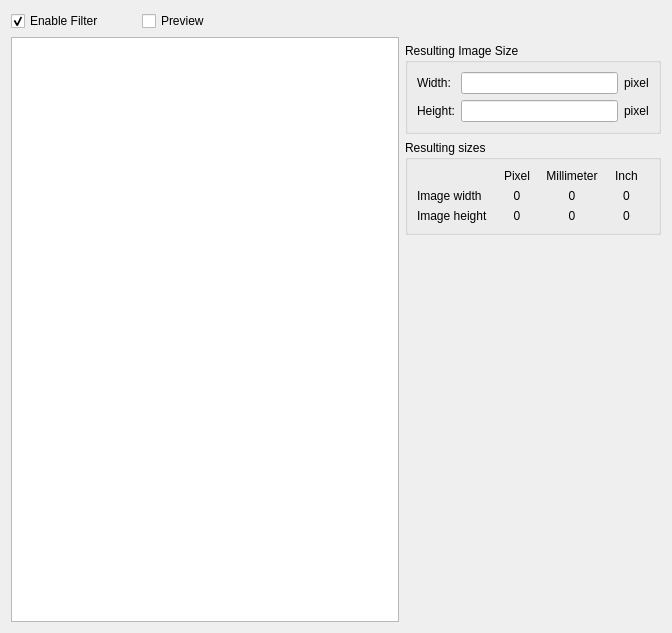
Qt form src/filter/scalewidget.ui (rockclimb/yasw-debian) before a commit.
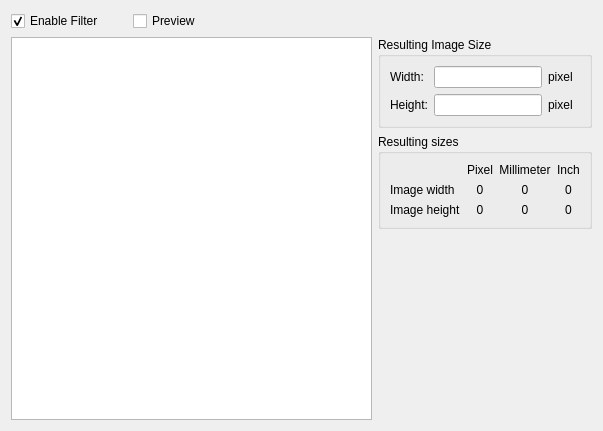
The same form after that commit. Custom widgets are drawn as their Qt base class.

Commit message: - Enable Filter works (Fixes #27)

What changed in the file:
```diff
--- a/src/filter/scalewidget.ui
+++ b/src/filter/scalewidget.ui
@@ -6,8 +6,8 @@
    <rect>
     <x>0</x>
     <y>0</y>
-    <width>672</width>
-    <height>633</height>
+    <width>603</width>
+    <height>431</height>
    </rect>
   </property>
   <property name="sizePolicy">
@@ -19,8 +19,108 @@
   <property name="windowTitle">
    <string>Form</string>
   </property>
-  <layout class="QGridLayout" name="gridLayout_6">
-   <item row="3" column="3" colspan="2">
+  <layout class="QGridLayout" name="gridLayout_3">
+   <item row="0" column="0">
+    <widget class="QCheckBox" name="enable">
+     <property name="text">
+      <string>Enable Filter</string>
+     </property>
+     <property name="checked">
+      <bool>true</bool>
+     </property>
+    </widget>
+   </item>
+   <item row="0" column="1">
+    <widget class="QCheckBox" name="preview">
+     <property name="text">
+      <string>Preview</string>
+     </property>
+     <property name="checked">
+      <bool>false</bool>
+     </property>
+    </widget>
+   </item>
+   <item row="0" column="2" colspan="2">
+    <spacer name="horizontalSpacer">
+     <property name="orientation">
+      <enum>Qt::Horizontal</enum>
+     </property>
+     <property name="sizeHint" stdset="0">
+      <size>
+       <width>216</width>
+       <height>20</height>
+      </size>
+     </property>
+    </spacer>
+   </item>
+   <item row="1" column="0" rowspan="3" colspan="3">
+    <widget class="BaseFilterGraphicsView" name="view">
+     <property name="sizePolicy">
+      <sizepolicy hsizetype="MinimumExpanding" vsizetype="Expanding">
+       <horstretch>0</horstretch>
+       <verstretch>0</verstretch>
+      </sizepolicy>
+     </property>
+    </widget>
+   </item>
+   <item row="1" column="3">
+    <widget class="QGroupBox" name="groupBox_4">
+     <property name="title">
+      <string>Resulting Image Size</string>
+     </property>
+     <layout class="QGridLayout" name="gridLayout">
+      <item row="0" column="0">
+       <widget class="QLabel" name="labelWidth">
+        <property name="text">
+         <string>Width:</string>
+        </property>
+       </widget>
+      </item>
+      <item row="0" column="1">
+       <widget class="QLineEdit" name="imageWidth">
+        <property name="sizePolicy">
+         <sizepolicy hsizetype="Preferred" vsizetype="Fixed">
+          <horstretch>0</horstretch>
+          <verstretch>0</verstretch>
+         </sizepolicy>
+        </property>
+       </widget>
+      </item>
+      <item row="0" column="2">
+       <widget class="QLabel" name="lbUnitWidth">
+        <property name="text">
+         <string>pixel</string>
+        </property>
+       </widget>
+      </item>
+      <item row="1" column="0">
+       <widget class="QLabel" name="labelHeight">
+        <property name="text">
+         <string>Height:</string>
+        </property>
+       </widget>
+      </item>
+      <item row="1" column="1">
+       <widget class="QLineEdit" name="imageHeight">
+        <property name="sizePolicy">
+         <sizepolicy hsizetype="Preferred" vsizetype="Fixed">
+          <horstretch>0</horstretch>
+          <verstretch>0</verstretch>
+         </sizepolicy>
+        </property>
+       </widget>
+      </item>
+      <item row="1" column="2">
+       <widget class="QLabel" name="lbUnitHeight">
+        <property name="text">
+         <string>pixel</string>
+        </property>
+       </widget>
+      </item>
+     </layout>
+    </widget>
+   </item>
+   <item row="2" column="3">
     <widget class="QGroupBox" name="groupBox">
      <property name="title">
       <string>Resulting sizes</string>
@@ -139,37 +239,7 @@
      </layout>
     </widget>
    </item>
-   <item row="0" column="0">
-    <widget class="QCheckBox" name="enable">
-     <property name="text">
-      <string>Enable Filter</string>
-     </property>
-     <property name="checked">
-      <bool>true</bool>
-     </property>
-    </widget>
-   </item>
-   <item row="1" column="0" rowspan="4" colspan="3">
-    <widget class="BaseFilterGraphicsView" name="view">
-     <property name="sizePolicy">
-      <sizepolicy hsizetype="MinimumExpanding" vsizetype="Expanding">
-       <horstretch>0</horstretch>
-       <verstretch>0</verstretch>
-      </sizepolicy>
-     </property>
-    </widget>
-   </item>
-   <item row="0" column="1">
-    <widget class="QCheckBox" name="preview">
-     <property name="text">
-      <string>Preview</string>
-     </property>
-     <property name="checked">
-      <bool>false</bool>
-     </property>
-    </widget>
-   </item>
-   <item row="4" column="3">
+   <item row="3" column="3">
     <spacer name="verticalSpacer">
      <property name="orientation">
       <enum>Qt::Vertical</enum>
@@ -182,62 +252,6 @@
      </property>
     </spacer>
    </item>
-   <item row="2" column="3" colspan="2">
-    <widget class="QGroupBox" name="groupBox_4">
-     <property name="title">
-      <string>Resulting Image Size</string>
-     </property>
-     <layout class="QGridLayout" name="gridLayout">
-      <item row="0" column="0">
-       <widget class="QLabel" name="labelWidth">
-        <property name="text">
-         <string>Width:</string>
-        </property>
-       </widget>
-      </item>
-      <item row="0" column="1">
-       <widget class="QLineEdit" name="imageWidth"/>
-      </item>
-      <item row="0" column="2">
-       <widget class="QLabel" name="lbUnitWidth">
-        <property name="text">
-         <string>pixel</string>
-        </property>
-       </widget>
-      </item>
-      <item row="1" column="0">
-       <widget class="QLabel" name="labelHeight">
-        <property name="text">
-         <string>Height:</string>
-        </property>
-       </widget>
-      </item>
-      <item row="1" column="1">
-       <widget class="QLineEdit" name="imageHeight"/>
-      </item>
-      <item row="1" column="2">
-       <widget class="QLabel" name="lbUnitHeight">
-        <property name="text">
-         <string>pixel</string>
-        </property>
-       </widget>
-      </item>
-     </layout>
-    </widget>
-   </item>
-   <item row="0" column="2" colspan="3">
-    <spacer name="horizontalSpacer">
-     <property name="orientation">
-      <enum>Qt::Horizontal</enum>
-     </property>
-     <property name="sizeHint" stdset="0">
-      <size>
-       <width>216</width>
-       <height>20</height>
-      </size>
-     </property>
-    </spacer>
-   </item>
   </layout>
   <zorder>enable</zorder>
   <zorder>preview</zorder>
```
The commit also changes 29 other files.
